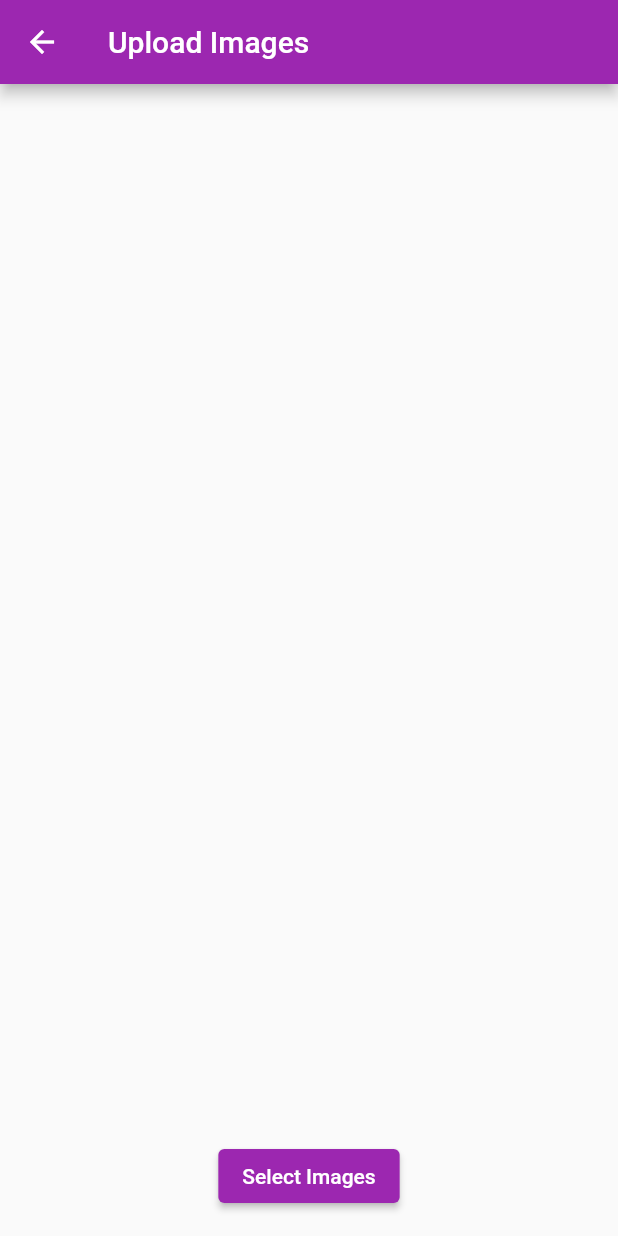
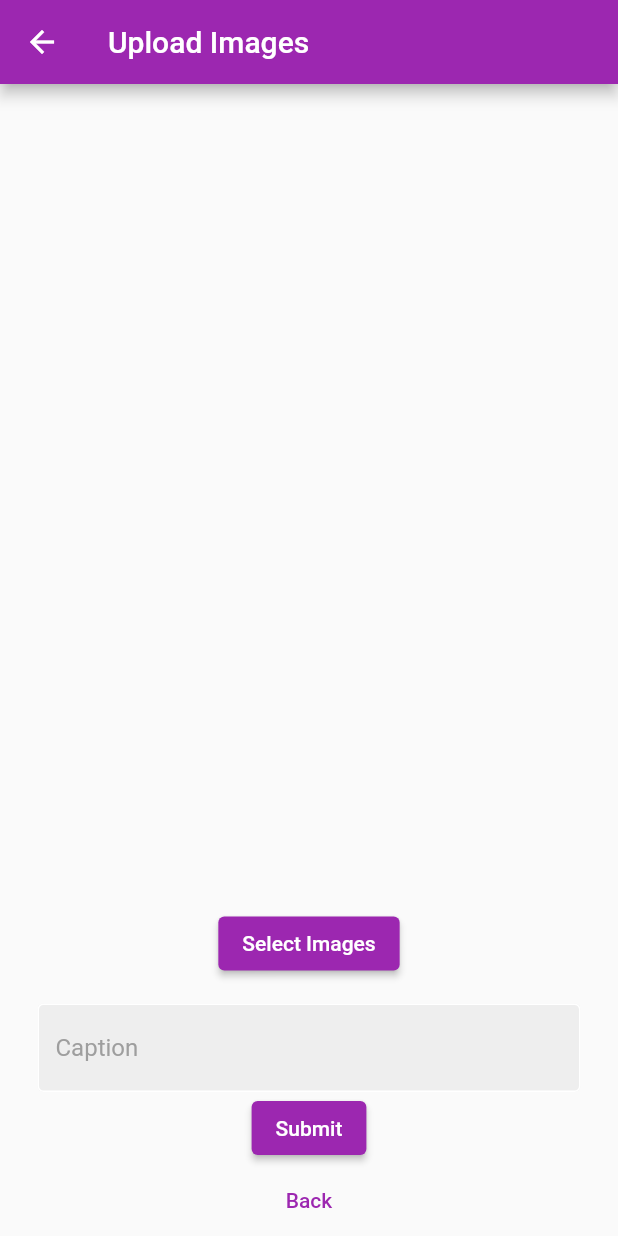
Before and after one commit to Zieszx/instagram_Clone, a Flutter app: the UploadImagesScreen screen opened directly with empty values, after a tap on "Select Images", on a phone screen of 412 x 824 dp. Run offline on Flutter 3.47's test engine with Material 2 defaults, Android fonts, the phone set to English and light mode, and no system bars; our stand-ins replace cached_network_image, cloud_firestore, firebase_auth, firebase_core, firebase_storage, font_awesome_flutter and 1 more; accounts and stored records are empty.

Commit message:
image
upload image function

```diff
--- a/lib/Screen/upload_images.dart
+++ b/lib/Screen/upload_images.dart
@@ -1,12 +1,16 @@
 import 'dart:io';
 import 'package:flutter/material.dart';
+import 'package:firebase_auth/firebase_auth.dart';
+import 'package:firebase_storage/firebase_storage.dart';
+import 'package:cloud_firestore/cloud_firestore.dart';
+import 'package:firebase_core/firebase_core.dart';
+import 'package:instagram_clone/Screen/home_screen.dart';
 import 'package:image_picker/image_picker.dart';
-import 'package:cloud_firestore/cloud_firestore.dart';
-import 'package:firebase_auth/firebase_auth.dart';
+import 'package:instagram_clone/components/my_button.dart';
+import 'package:instagram_clone/components/my_textfield.dart';
 
 class UploadImagesScreen extends StatefulWidget {
   final User? user;
-
   UploadImagesScreen(this.user);
 
   @override
@@ -14,20 +18,97 @@ class UploadImagesScreen extends StatefulWidget {
 }
 
 class _UploadImagesScreenState extends State<UploadImagesScreen> {
+  final FirebaseFirestore _firestore = FirebaseFirestore.instance;
+  final TextEditingController _captionController = TextEditingController();
   List<File> _selectedImages = [];
+  Map<String, dynamic>? userData;
+  String email = "";
+
+  Future<void> _fetchUserData() async {
+    try {
+      QuerySnapshot<Map<String, dynamic>> snapshot = await _firestore
+          .collection('users')
+          .where('email', isEqualTo: widget.user?.email)
+          .limit(1)
+          .get();
+      if (snapshot.docs.isNotEmpty) {
+        userData = snapshot.docs.first.data();
+        setState(() {});
+      }
+    } catch (e) {
+      print('Error fetching user data: $e');
+    }
+  }
 
   Future<void> _selectImages() async {
+    try {
+      final String caption = _captionController.text.trim();
+      final String email = userData?["email"];
+      final String username = userData?["username"];
       final imagePicker = ImagePicker();
       final pickedImages = await imagePicker.pickMultiImage();
 
+      await FirebaseFirestore.instance
+          .collection('users')
+          .doc(widget.user!.uid)
+          .set({
+        'username': username,
+        'email': email,
+        'caption': caption,
+        'photoURL': '',
+      });
+
       if (pickedImages != null) {
         setState(() {
-        _selectedImages =
-            pickedImages.map((pickedImage) => File(pickedImage.path)).toList();
+          _selectedImages = pickedImages
+              .map((pickedImage) => File(pickedImage.path))
+              .toList();
         });
       } else {
         print('No images selected.');
       }
+    } catch (e) {
+      print('Error selecting images: $e');
+    }
+  }
+
+  Future<void> _uploadImagesAndNavigate() async {
+    try {
+      // Upload images to Firebase Storage
+      List<String> imageUrls = [];
+      for (File imageFile in _selectedImages) {
+        Reference ref = FirebaseStorage.instance
+            .ref()
+            .child('images/${DateTime.now().toIso8601String()}');
+        UploadTask uploadTask = ref.putFile(imageFile);
+        TaskSnapshot taskSnapshot = await uploadTask;
+        String imageUrl = await taskSnapshot.ref.getDownloadURL();
+        imageUrls.add(imageUrl);
+      }
+
+      // Save image URLs and caption to Firestore
+      final String caption = _captionController.text.trim();
+      await FirebaseFirestore.instance.collection('posts').doc().set({
+        'username': userData?['username'],
+        'email': userData?['email'],
+        'caption': caption,
+        'photoURLs': imageUrls,
+      });
+
+      // Navigate to home screen
+      Navigator.push(
+        context,
+        MaterialPageRoute(builder: (context) => HomeScreen(widget.user)),
+      );
+    } catch (e) {
+      print('Error uploading images and navigating: $e');
+    }
+  }
+
+  void initState() {
+    super.initState();
+    Firebase.initializeApp();
+    _fetchUserData();
   }
 
   @override
@@ -60,6 +141,21 @@ class _UploadImagesScreenState extends State<UploadImagesScreen> {
               child: Text('Select Images'),
             ),
           ),
+          MyTextField(
+            controller: _captionController,
+            hintText: 'Caption',
+            obscureText: false,
+          ),
+          ElevatedButton(
+            onPressed: _uploadImagesAndNavigate,
+            child: Text('Submit'),
+          ),
+          TextButton(
+            onPressed: () {
+              Navigator.pop(context);
+            },
+            child: Text('Back'),
+          ),
         ],
       ),
     );
```
Lines whose indentation alone changed are shown as unchanged.
